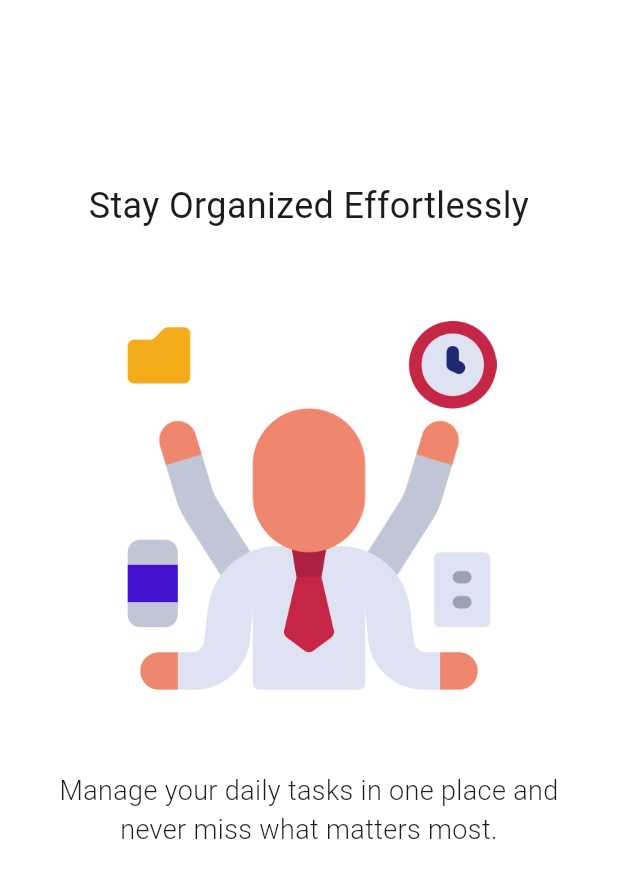
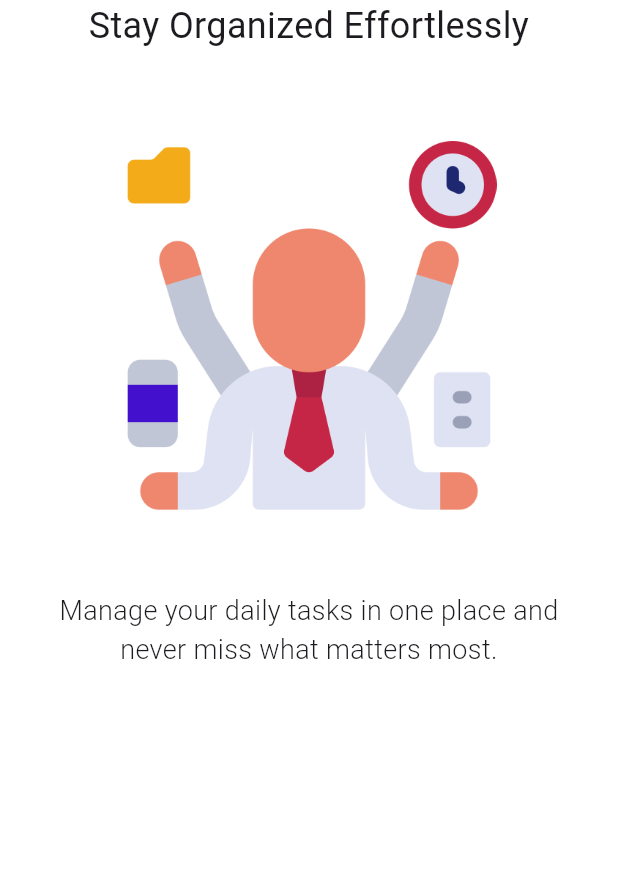
Before and after one commit to Ratndeep1999/to_do_app, a Flutter app: the OnboardingScreen screen opened directly, on a phone screen of 412 x 824 dp. Shown: the top 878 px of the screen. Run offline on Flutter 3.47's test engine with Material 3 defaults, Android fonts, the phone set to English and light mode, and no system bars.

Commit message:
onboarding_item_widget.dart: top SizeBox() remove.

```diff
--- a/lib/features/onboarding/widgets/onboarding_item_widget.dart
+++ b/lib/features/onboarding/widgets/onboarding_item_widget.dart
@@ -16,8 +16,6 @@ class OnboardingItemWidget extends StatelessWidget {
   Widget build(BuildContext context) {
     return Column(
       children: [
-        SizedBox(height: 120),
-
         /// Text
         Text(
           title,
```
